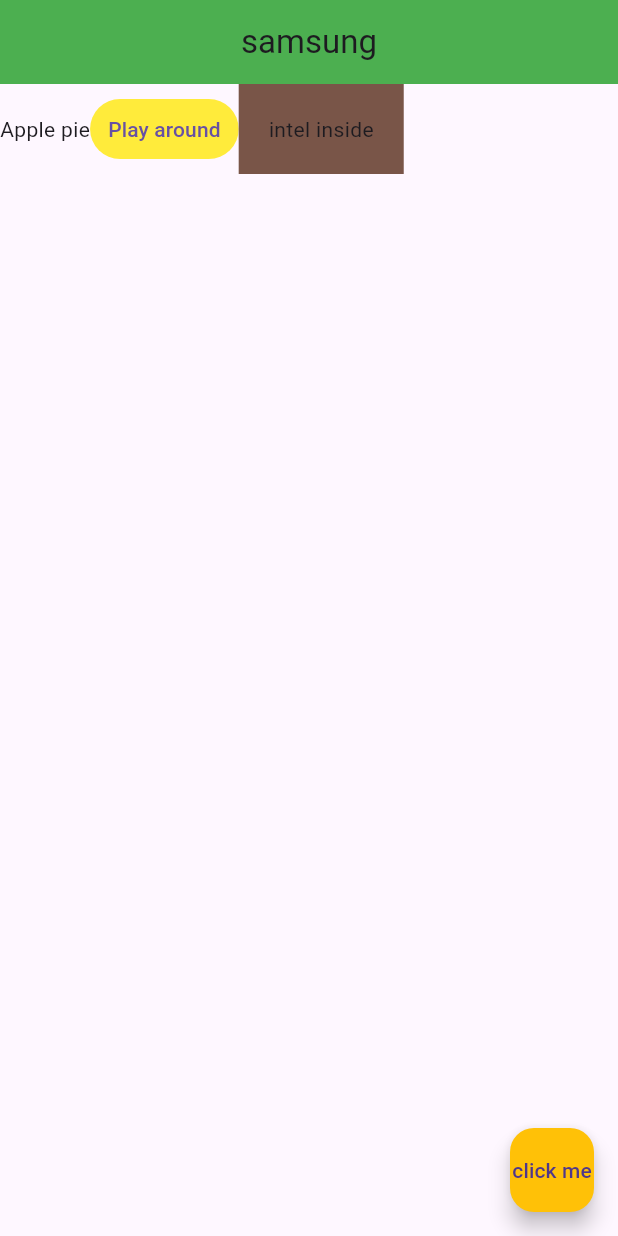
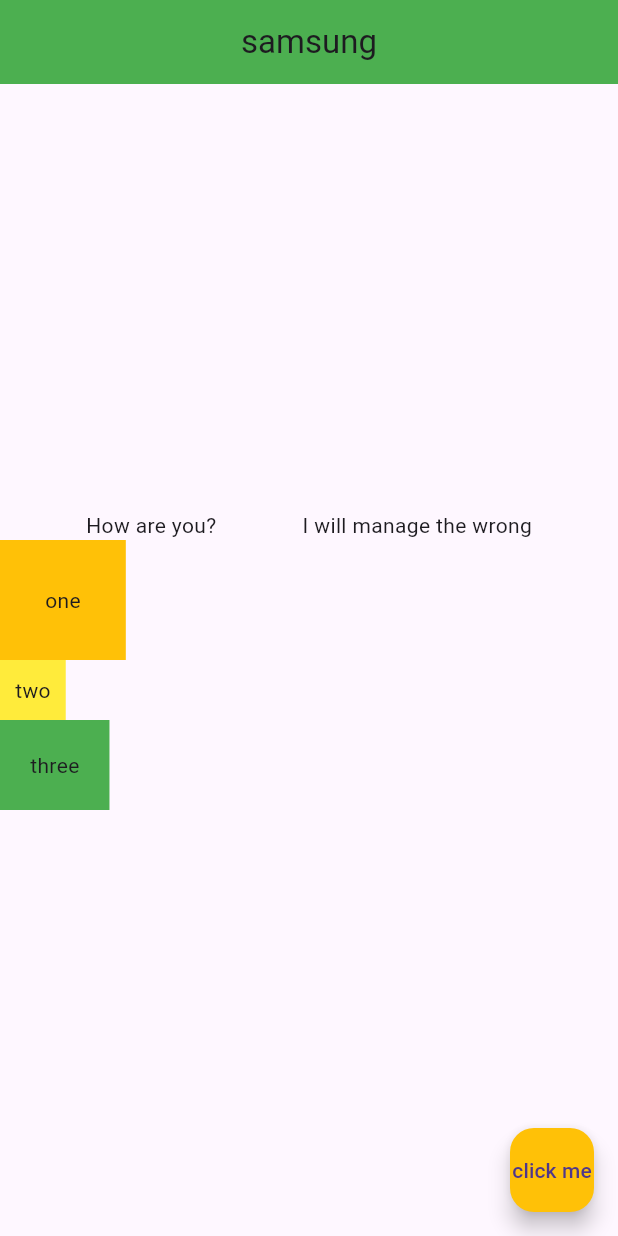
Before and after one commit to babyblue64/lessons, a Flutter app: the screen it shows after launch, on a phone screen of 412 x 824 dp. Run offline on Flutter 3.47's test engine with Material 3 defaults, Android fonts, the phone set to English and light mode, and no system bars.

Commit message:
tried out column widget

```diff
--- a/lib/main.dart
+++ b/lib/main.dart
@@ -16,20 +16,32 @@ class home extends StatelessWidget {
       centerTitle: true,
       backgroundColor: Colors.green,
     ),
-    body: Row(
+    body: Column(
+      mainAxisAlignment: MainAxisAlignment.center,
+      crossAxisAlignment: CrossAxisAlignment.start,
       children: <Widget>[
-        Text('Apple pie'),
-        TextButton(
-            onPressed: () {},
-            child: Text('Play around'),
-          style: ButtonStyle(
-            backgroundColor : MaterialStateProperty.all(Colors.yellow),
-          ),
+        Row(
+          mainAxisAlignment: MainAxisAlignment.spaceEvenly,
+          crossAxisAlignment: CrossAxisAlignment.end,
+          children: <Widget>[
+            Text('How are you?'),
+            Text('I will manage the wrong'),
+          ],
         ),
         Container(
-          color: Colors.brown,
+          padding: EdgeInsets.all(30.0),
+          color: Colors.amber,
+          child: Text('one'),
+        ),
+        Container(
+          padding: EdgeInsets.all(10.0),
+          color: Colors.yellow,
+          child: Text('two'),
+        ),
+        Container(
           padding: EdgeInsets.all(20.0),
-          child: Text('intel inside'),
+          color: Colors.green,
+          child: Text('three'),
         ),
       ],
     ),
```
